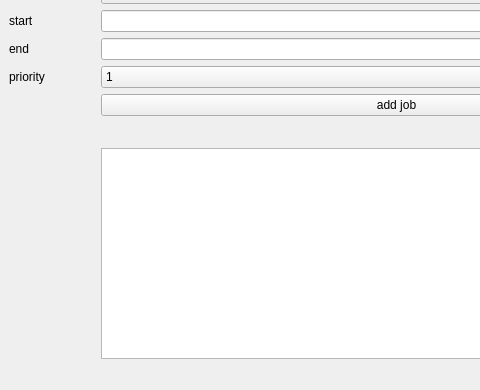
Above: src/gui/gui/Interface.ui from robosam2003/fams_ws before the change; both pictures show x 0 to 480 and y 283 to 673 of the 701 by 673 pixel window. Below: the same form after it.
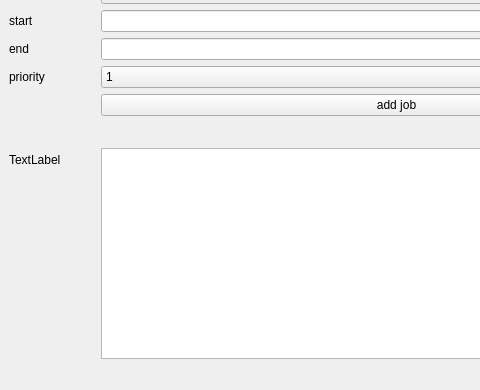
That is the form after the change. Icons and pictures are not drawn.

Diff of the .ui file:
```diff
--- a/src/gui/gui/Interface.ui
+++ b/src/gui/gui/Interface.ui
@@ -194,6 +194,13 @@
     <item row="27" column="1">
      <widget class="QListWidget" name="listWidget"/>
     </item>
+    <item row="27" column="0">
+     <widget class="QLabel" name="label_10">
+      <property name="text">
+       <string>TextLabel</string>
+      </property>
+     </widget>
+    </item>
    </layout>
   </widget>
   <widget class="QStatusBar" name="statusbar"/>
```
Left out of the diff: 2 changed lines with no effect on the pictures.
